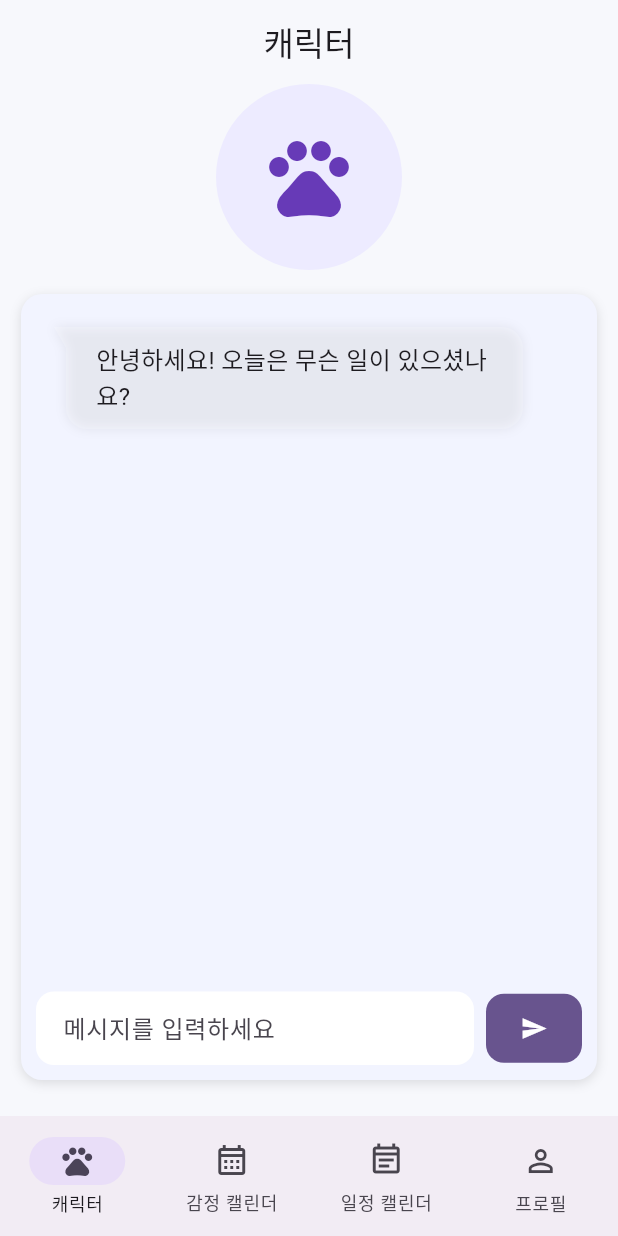
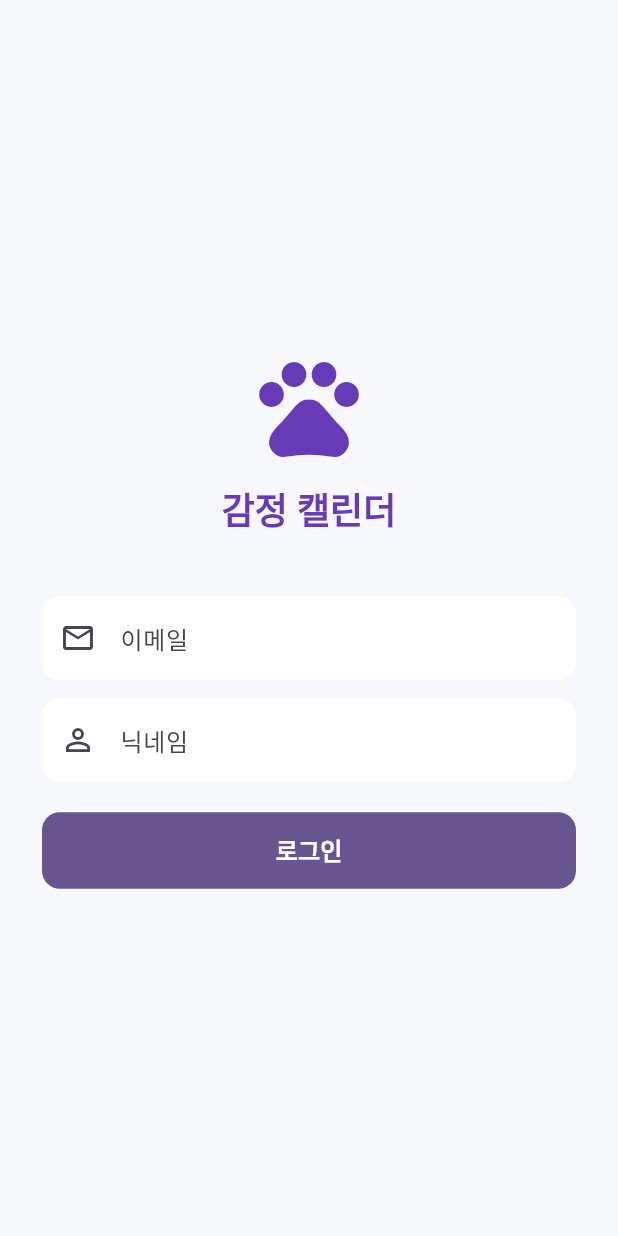
Before and after one commit to guddn/emotion-calendar-app, a Flutter app: the screen it shows after launch, on a phone screen of 412 x 824 dp. Run offline on Flutter 3.47's test engine with Material 3 defaults, Android fonts, the phone set to English and light mode, and no system bars; drawn by our look-alikes of flutter_markdown.

Commit message:
feat: add log in interface

```diff
--- a/frontend/app/lib/data/schedule_api_service.dart
+++ b/frontend/app/lib/data/schedule_api_service.dart
@@ -4,29 +4,6 @@ import 'schedule.dart';
 
 class ScheduleApiService {
   static const String _baseUrl = 'https://helloguddn-emotion-calendar-app.hf.space';
-
-  static Future<ScheduleModel?> saveSchedule({
-    required int userId,
-    required String title,
-    String? description,
-    required String dueDate, // YYYY-MM-DD
-  }) async {
-    final response = await http.post(
-      Uri.parse('$_baseUrl/schedule'),
-      headers: {'Content-Type': 'application/json'},
-      body: jsonEncode({
-        'user_id': userId,
-        'title': title,
-        'description': description,
-        'due_date': dueDate,
-      }),
-    );
-
-    if (response.statusCode != 200 && response.statusCode != 201) return null;
-
-    final json = jsonDecode(utf8.decode(response.bodyBytes));
-    return ScheduleModel.fromJson(json);
-  }
 
   static Future<List<ScheduleModel>> fetchSchedulesByMonth({
     required int userId,
--- /dev/null
+++ b/frontend/app/lib/data/user_api_service.dart
@@ -0,0 +1,46 @@
+import 'dart:convert';
+import 'package:http/http.dart' as http;
+
+class UserModel {
+  final int id;
+  final String email;
+  final String nickname;
+
+  const UserModel({
+    required this.id,
+    required this.email,
+    required this.nickname,
+  });
+
+  factory UserModel.fromJson(Map<String, dynamic> json) => UserModel(
+        id: json['id'] as int,
+        email: (json['email'] as String?) ?? '',
+        nickname: (json['nickname'] as String?) ?? '',
+      );
+}
+
+class UserApiService {
+  static const String _baseUrl =
+      'https://helloguddn-emotion-calendar-app.hf.space';
+
+  /// 이메일 + 닉네임으로 로그인. 없는 사용자면 null 반환, 서버 오류면 예외.
+  static Future<UserModel?> login({
+    required String email,
+    required String nickname,
+  }) async {
+    final response = await http.post(
+      Uri.parse('$_baseUrl/login'),
+      headers: {'Content-Type': 'application/json'},
+      body: jsonEncode({'email': email, 'nickname': nickname}),
+    );
+
+    if (response.statusCode == 401 || response.statusCode == 404) return null;
+    if (response.statusCode != 200) {
+      throw Exception('서버 오류: ${response.statusCode}');
+    }
+
+    return UserModel.fromJson(
+      jsonDecode(utf8.decode(response.bodyBytes)) as Map<String, dynamic>,
+    );
+  }
+}
--- a/frontend/app/lib/main.dart
+++ b/frontend/app/lib/main.dart
@@ -2,6 +2,7 @@ import 'package:flutter/material.dart';
 
 import 'screens/calendar_screen.dart';
 import 'screens/character_screen.dart';
+import 'screens/login_screen.dart';
 import 'screens/profile_screen.dart';
 import 'screens/schedule_screen.dart';
 
@@ -21,13 +22,15 @@ class EmotionCalendarApp extends StatelessWidget {
         colorScheme: ColorScheme.fromSeed(seedColor: const Color(0xFF673AB7)),
         scaffoldBackgroundColor: const Color(0xFFF7F8FC),
       ),
-      home: const RootPage(),
+      home: const LoginScreen(),
     );
   }
 }
 
 class RootPage extends StatefulWidget {
-  const RootPage({super.key});
+  const RootPage({super.key, required this.userId});
+
+  final int userId;
 
   @override
   State<RootPage> createState() => _RootPageState();
@@ -37,12 +40,16 @@ class _RootPageState extends State<RootPage> {
   int _selectedIndex = 0;
 
   List<Widget> get _pages => [
-        const MainChatScreen(),
+        MainChatScreen(userId: widget.userId),
         CalendarScreen(
+          userId: widget.userId,
           onGoToSchedule: () => setState(() => _selectedIndex = 2),
+          isActive: _selectedIndex == 1,
         ),
         ScheduleScreen(
+          userId: widget.userId,
           onGoToEmotion: () => setState(() => _selectedIndex = 1),
+          isActive: _selectedIndex == 2,
         ),
         const ProfileScreen(),
       ];
--- a/frontend/app/lib/screens/character_screen.dart
+++ b/frontend/app/lib/screens/character_screen.dart
@@ -4,7 +4,9 @@ import 'package:flutter/material.dart';
 import 'chat_screen.dart';
 
 class MainChatScreen extends StatelessWidget {
-  const MainChatScreen({super.key});
+  const MainChatScreen({super.key, required this.userId});
+
+  final int userId;
 
   @override
   Widget build(BuildContext context) {
@@ -47,7 +49,7 @@ class MainChatScreen extends StatelessWidget {
                         BoxShadow(color: Colors.black12, blurRadius: 6, offset: const Offset(0, 2)),
                       ],
                     ),
-                    child: const ChatScreen(),
+                    child: ChatScreen(userId: userId),
                   ),
                 ),
               ],
--- /dev/null
+++ b/frontend/app/lib/screens/login_screen.dart
@@ -0,0 +1,159 @@
+import 'package:flutter/material.dart';
+
+import '../data/user_api_service.dart';
+import '../main.dart';
+
+class LoginScreen extends StatefulWidget {
+  const LoginScreen({super.key});
+
+  @override
+  State<LoginScreen> createState() => _LoginScreenState();
+}
+
+class _LoginScreenState extends State<LoginScreen> {
+  final _emailController = TextEditingController();
+  final _nicknameController = TextEditingController();
+  bool _isLoading = false;
+  String? _errorMessage;
+
+  @override
+  void dispose() {
+    _emailController.dispose();
+    _nicknameController.dispose();
+    super.dispose();
+  }
+
+  Future<void> _login() async {
+    final email = _emailController.text.trim();
+    final nickname = _nicknameController.text.trim();
+
+    if (email.isEmpty || nickname.isEmpty) {
+      setState(() => _errorMessage = '이메일과 닉네임을 모두 입력해주세요.');
+      return;
+    }
+
+    setState(() {
+      _isLoading = true;
+      _errorMessage = null;
+    });
+
+    try {
+      final user = await UserApiService.login(email: email, nickname: nickname);
+      if (!mounted) return;
+
+      if (user == null) {
+        setState(
+          () => _errorMessage = '등록되지 않은 사용자예요. 이메일과 닉네임을 확인해주세요.',
+        );
+      } else {
+        Navigator.pushReplacement(
+          context,
+          MaterialPageRoute(builder: (_) => RootPage(userId: user.id)),
+        );
+      }
+    } catch (_) {
+      if (mounted) {
+        setState(() => _errorMessage = '서버와 통신 중 오류가 발생했어요. 잠시 후 다시 시도해주세요.');
+      }
+    } finally {
+      if (mounted) setState(() => _isLoading = false);
+    }
+  }
+
+  @override
+  Widget build(BuildContext context) {
+    return Scaffold(
+      backgroundColor: const Color(0xFFF7F8FC),
+      body: SafeArea(
+        child: Center(
+          child: SingleChildScrollView(
+            padding: const EdgeInsets.all(28),
+            child: ConstrainedBox(
+              constraints: const BoxConstraints(maxWidth: 420),
+              child: Column(
+                crossAxisAlignment: CrossAxisAlignment.stretch,
+                children: [
+                  const Icon(Icons.pets, size: 80, color: Colors.deepPurple),
+                  const SizedBox(height: 12),
+                  Text(
+                    '감정 캘린더',
+                    textAlign: TextAlign.center,
+                    style: Theme.of(context).textTheme.headlineSmall?.copyWith(
+                          fontWeight: FontWeight.w700,
+                          color: Colors.deepPurple,
+                        ),
+                  ),
+                  const SizedBox(height: 40),
+                  TextField(
+                    controller: _emailController,
+                    keyboardType: TextInputType.emailAddress,
+                    textInputAction: TextInputAction.next,
+                    decoration: InputDecoration(
+                      labelText: '이메일',
+                      prefixIcon: const Icon(Icons.email_outlined),
+                      filled: true,
+                      fillColor: Colors.white,
+                      border: OutlineInputBorder(
+                        borderRadius: BorderRadius.circular(12),
+                        borderSide: BorderSide.none,
+                      ),
+                    ),
+                  ),
+                  const SizedBox(height: 12),
+                  TextField(
+                    controller: _nicknameController,
+                    textInputAction: TextInputAction.done,
+                    onSubmitted: (_) => _login(),
+                    decoration: InputDecoration(
+                      labelText: '닉네임',
+                      prefixIcon: const Icon(Icons.person_outline),
+                      filled: true,
+                      fillColor: Colors.white,
+                      border: OutlineInputBorder(
+                        borderRadius: BorderRadius.circular(12),
+                        borderSide: BorderSide.none,
+                      ),
+                    ),
+                  ),
+                  if (_errorMessage != null) ...[
+                    const SizedBox(height: 12),
+                    Text(
+                      _errorMessage!,
+                      style: const TextStyle(color: Colors.red, fontSize: 13),
+                    ),
+                  ],
+                  const SizedBox(height: 20),
+                  FilledButton(
+                    onPressed: _isLoading ? null : _login,
+                    style: FilledButton.styleFrom(
+                      padding: const EdgeInsets.symmetric(vertical: 14),
+                      shape: RoundedRectangleBorder(
+                        borderRadius: BorderRadius.circular(12),
+                      ),
+                    ),
+                    child: _isLoading
+                        ? const SizedBox(
+                            width: 20,
+                            height: 20,
+                            child: CircularProgressIndicator(
+                              strokeWidth: 2,
+                              color: Colors.white,
+                            ),
+                          )
+                        : const Text(
+                            '로그인',
+                            style: TextStyle(
+                              fontSize: 16,
+                              fontWeight: FontWeight.w600,
+                            ),
+                          ),
+                  ),
+                ],
+              ),
+            ),
+          ),
+        ),
+      ),
+    );
+  }
+}
```
Also changed, not shown: frontend/app/lib/screens/calendar_screen.dart (+20 -3 lines), frontend/app/lib/screens/chat_screen.dart (+5 -17 lines), frontend/app/lib/screens/schedule_screen.dart (+29 -7 lines).
